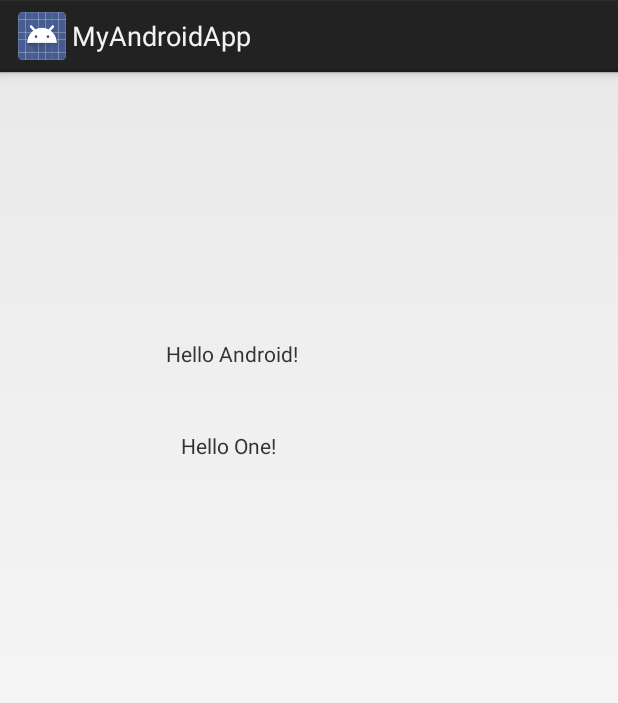
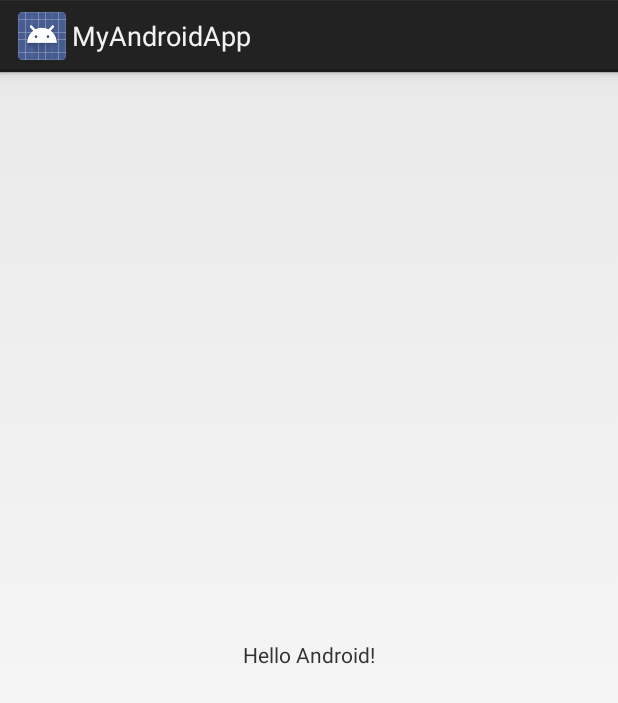
Before and after one commit to Onedoheyn/MyAndroidApp2, an Android app: the screen it shows after launch (MainActivity), on a phone screen of 412 x 824 dp. Shown: the top 703 px of the screen. Run offline under Robolectric (Android 15) with nearby library versions, the phone set to English and light mode, and no system bars.

Commit message:
Revert "새로운 텍스트뷰 추가"
This reverts commit d9d5e052e7134e1aaa87233b1132ed0fdc408104.

```diff
--- a/app/src/main/res/layout/activity_main.xml
+++ b/app/src/main/res/layout/activity_main.xml
@@ -13,19 +13,6 @@
         app:layout_constraintBottom_toBottomOf="parent"
         app:layout_constraintLeft_toLeftOf="parent"
         app:layout_constraintRight_toRightOf="parent"
-        app:layout_constraintTop_toTopOf="parent"
-        app:layout_constraintHorizontal_bias="0.341"
-        app:layout_constraintVertical_bias="0.235" />
-
-    <TextView
-        android:layout_width="wrap_content"
-        android:layout_height="wrap_content"
-        android:text="Hello One!"
-        app:layout_constraintBottom_toBottomOf="parent"
-        app:layout_constraintLeft_toLeftOf="parent"
-        app:layout_constraintRight_toRightOf="parent"
-        app:layout_constraintTop_toTopOf="parent"
-        app:layout_constraintHorizontal_bias="0.346"
-        app:layout_constraintVertical_bias="0.316" />
+        app:layout_constraintTop_toTopOf="parent" />
 
 </android.support.constraint.ConstraintLayout>
```
